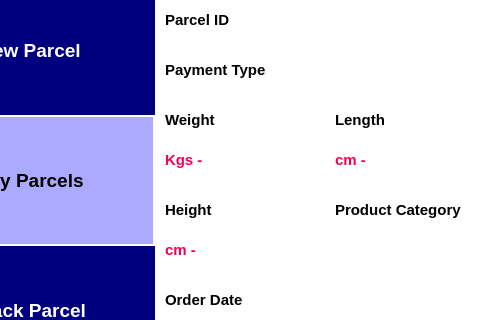
Before: the Qt Designer form pages/my parcels.ui in AsutoshPati/Parcel-Management-System, drawn with Qt 5; both pictures show x 95 to 575 and y 95 to 415 of the 1000 by 600 pixel window.
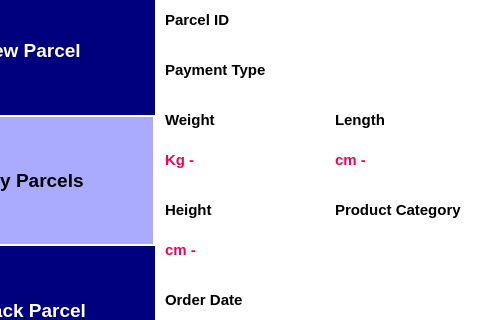
After: the same form once the commit is applied. Icons and pictures are not drawn.

The edit to the form file:
```diff
--- a/pages/my parcels.ui
+++ b/pages/my parcels.ui
@@ -579,7 +579,7 @@
      <string notr="true">color: rgb(245, 0, 87);</string>
     </property>
     <property name="text">
-     <string>Kgs -</string>
+     <string>Kg -</string>
     </property>
    </widget>
    <widget class="QLabel" name="label_15">
```
